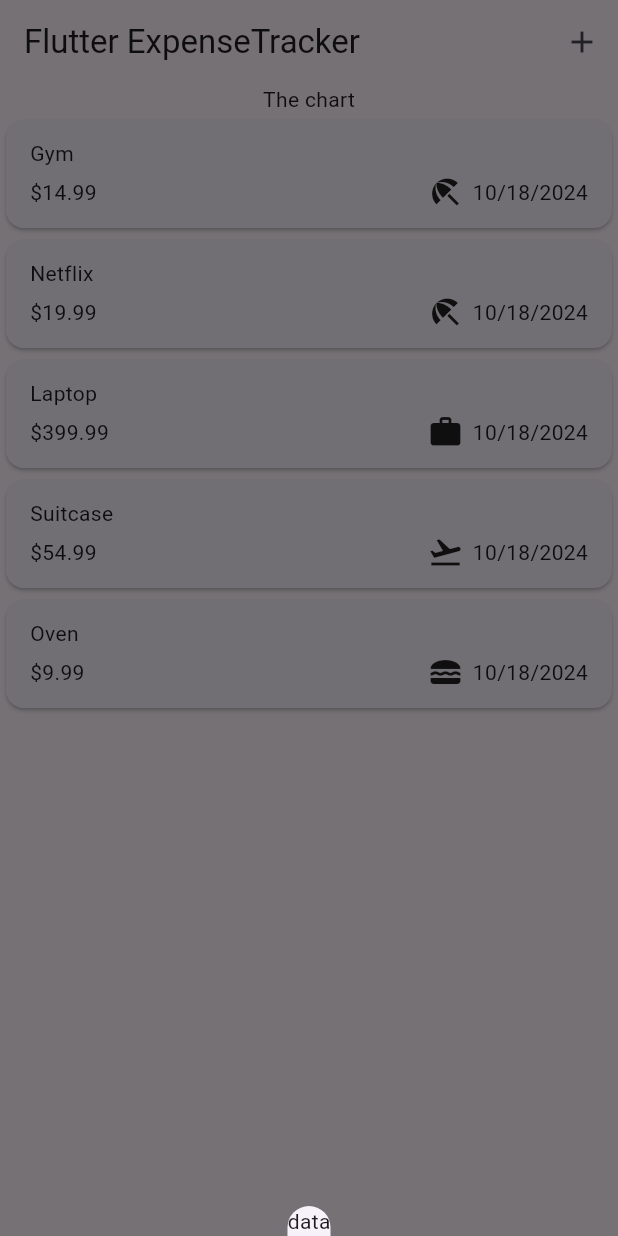
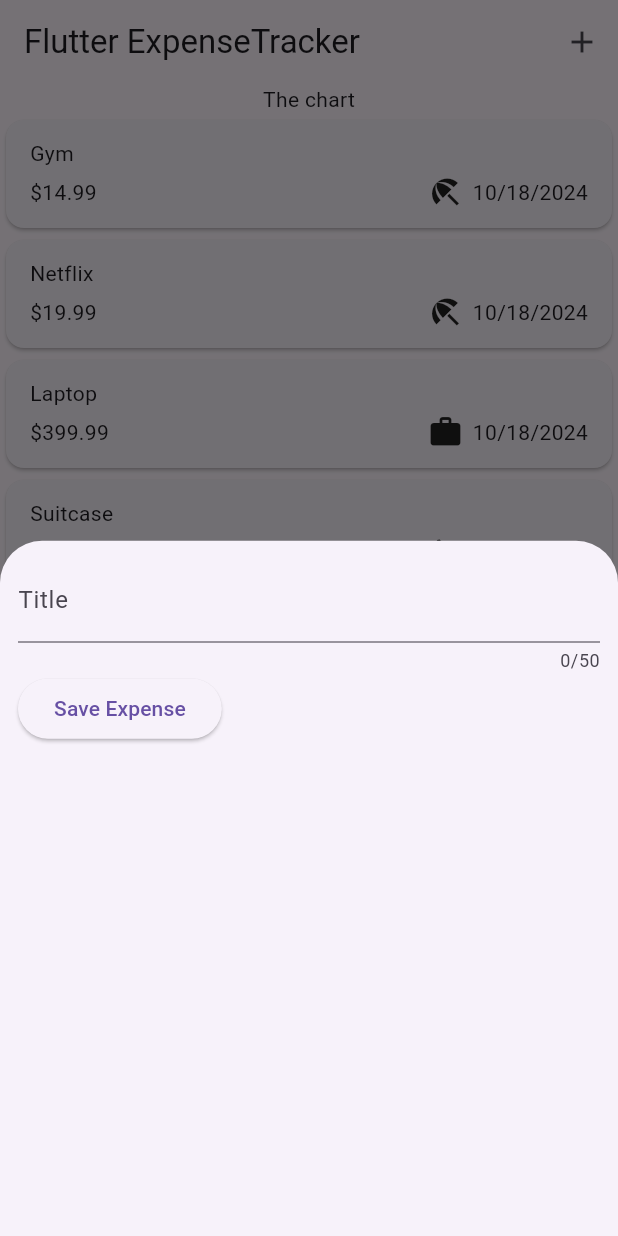
Before and after one commit to raflyyyanuar/expense_tracker, a Flutter app: the screen it shows after launch, after a tap on the "add" icon, on a phone screen of 412 x 824 dp. Run offline on Flutter 3.47's test engine with Material 3 defaults, Android fonts, the phone set to English and light mode, and no system bars.

Commit message:
added new expense modal

```diff
--- a/lib/widgets/expenses.dart
+++ b/lib/widgets/expenses.dart
@@ -1,5 +1,6 @@
 import 'package:expense_tracker/widgets/expenses_list/expenses_list.dart';
 import 'package:expense_tracker/models/expense.dart';
+import 'package:expense_tracker/widgets/new_expense.dart';
 import 'package:flutter/material.dart';
 
 class Expenses extends StatefulWidget {
@@ -47,7 +48,7 @@ class _ExpensesState extends State<Expenses> {
 
   void openAddExpenseOverlay() {
     showModalBottomSheet(context: context, builder: (ctx) =>
-      Text("data")
+      const NewExpense()
     );
   }
 
--- /dev/null
+++ b/lib/widgets/new_expense.dart
@@ -0,0 +1,47 @@
+import 'package:flutter/material.dart';
+
+class NewExpense extends StatefulWidget {
+  const NewExpense({super.key});
+
+  @override
+  State<NewExpense> createState() {
+    return _NewExpenseState();
+  }
+}
+
+class _NewExpenseState extends State<NewExpense> {
+  String enteredTitle = '';
+
+  void saveTitleInput(String inputValue) {
+    enteredTitle = inputValue;
+  }
+
+  @override
+  Widget build(BuildContext context) {
+    return Padding(
+      padding: const EdgeInsets.all(12),
+      child: Column(
+        children: [
+          // Title
+          TextField(
+            onChanged: saveTitleInput,
+            maxLength: 50,
+            decoration: const InputDecoration(
+              label: Text("Title"),
+            ),
+          ),
+          Row(
+            children: [
+              ElevatedButton(
+                onPressed: () {
+                  print(enteredTitle);
+                },
+                child: const Text("Save Expense"),
+              )
+            ],
+          )
+        ],
+      ),
+    );
+  }
+}
```
